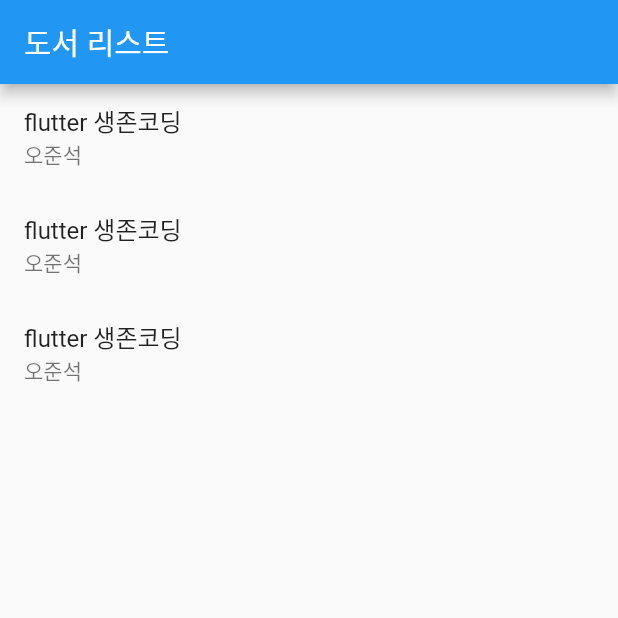
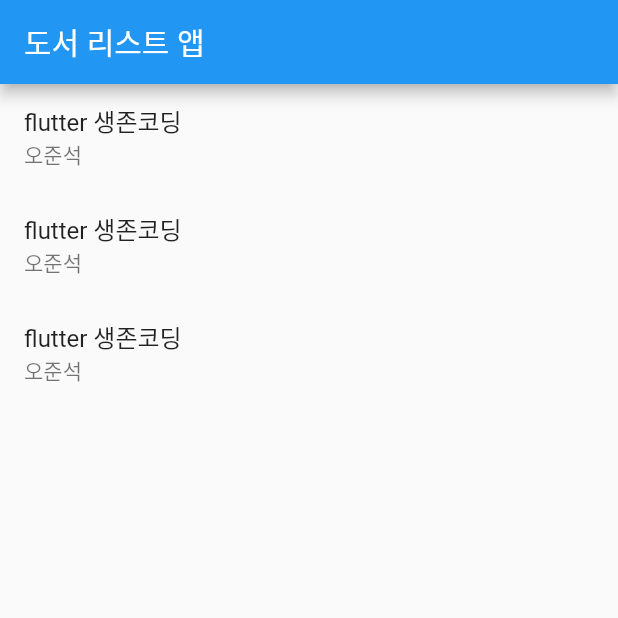
Before and after one commit to teddyjune/book_list_app, a Flutter app: the screen it shows after launch, on a phone screen of 412 x 824 dp, the top half of it. Run offline on Flutter 3.47's test engine with Material 2 defaults, Android fonts, the phone set to English and light mode, and no system bars; our stand-ins replace firebase_core; accounts and stored records are empty; generated files the repository leaves out were written again.

```diff
--- a/lib/book_list/book_list_screen.dart
+++ b/lib/book_list/book_list_screen.dart
@@ -7,7 +7,7 @@ class BookListScreen extends StatelessWidget {
   Widget build(BuildContext context) {
     return Scaffold(
       appBar: AppBar(
-        title: Text('도서 리스트'),
+        title: Text('도서 리스트 앱'),
       ),
       body: ListView(
         children: [
--- a/lib/book_list/book_list_view_model.dart
+++ b/lib/book_list/book_list_view_model.dart
@@ -0,0 +1,3 @@
+class BookListViewModel {
+
+}
--- a/pubspec.yaml
+++ b/pubspec.yaml
@@ -34,6 +34,7 @@ dependencies:
   # The following adds the Cupertino Icons font to your application.
   # Use with the CupertinoIcons class for iOS style icons.
   cupertino_icons: ^1.0.2
+  firebase_core: ^1.20.0
 
 dev_dependencies:
   flutter_test:
```
Also changed, not shown: lib/main.dart (+8 -2 lines), pubspec.lock.
